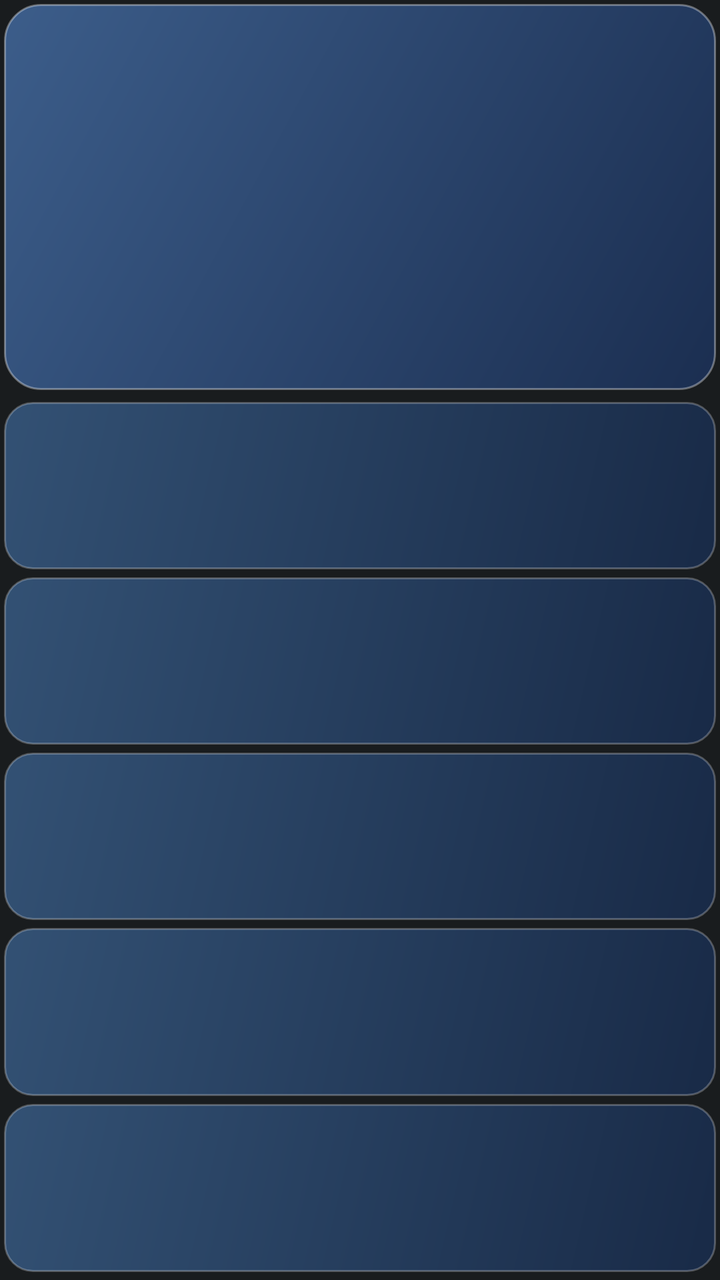
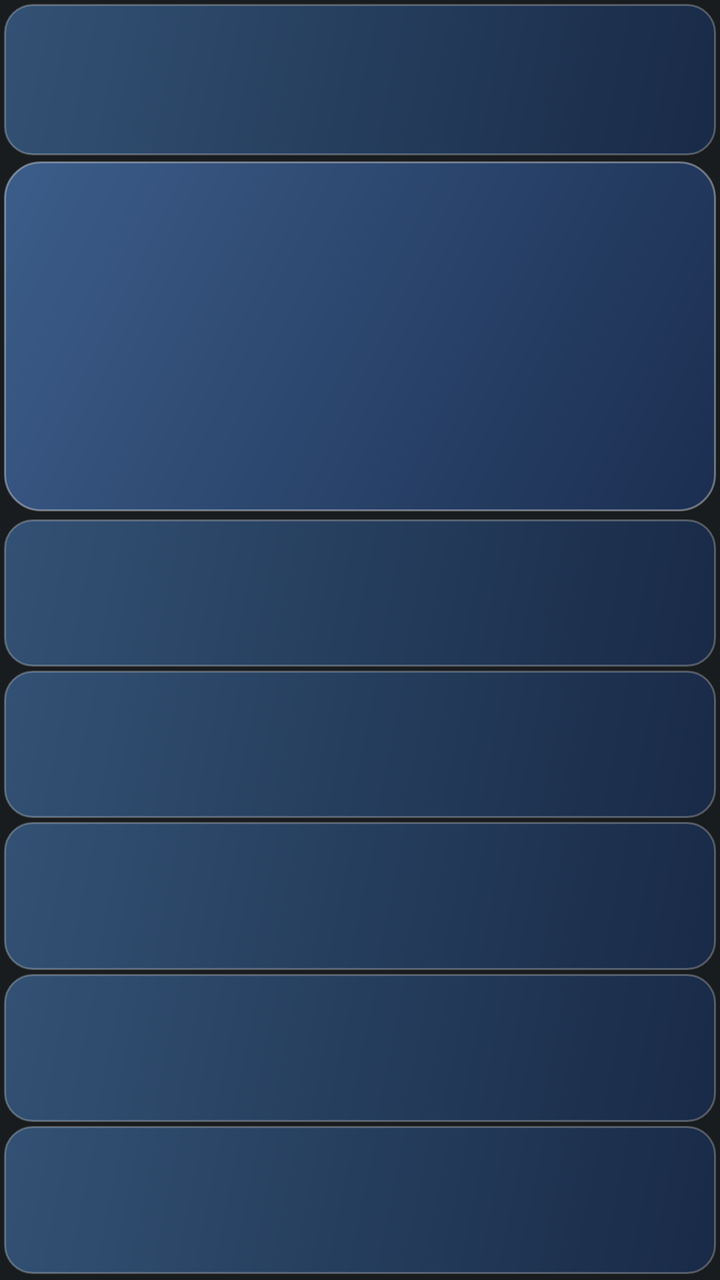

Compare the two renders of this Android layout. The source of the first and the diff that turns it into the second are given below.
<!-- AndroidManifest.xml: application theme android:Theme.DeviceDefault.NoActionBar -->
<!-- res/layout/widget_namaz.xml -->
<?xml version="1.0" encoding="utf-8"?>
<LinearLayout xmlns:android="http://schemas.android.com/apk/res/android"
    android:id="@+id/w_root"
    android:layout_width="match_parent"
    android:layout_height="match_parent"
    android:background="@drawable/widget_bg"
    android:orientation="vertical"
    android:padding="2dp">

    
    <LinearLayout
        android:id="@+id/w_card"
        android:layout_width="match_parent"
        android:layout_height="0dp"
        android:layout_marginBottom="4dp"
        android:layout_weight="2.2"
        android:background="@drawable/glass_card"
        android:gravity="center"
        android:orientation="vertical"
        android:padding="6dp">

        <TextView
            android:id="@+id/w_label"
            android:layout_width="wrap_content"
            android:layout_height="wrap_content"
            android:fontFamily="sans-serif"
            android:includeFontPadding="false"
            android:maxLines="1"
            android:textColor="#FFFFFF"
            android:textSize="12sp"
            android:textStyle="bold" />

        <TextView
            android:id="@+id/w_countdown"
            android:layout_width="wrap_content"
            android:layout_height="wrap_content"
            android:layout_marginTop="2dp"
            android:fontFamily="sans-serif"
            android:gravity="center"
            android:includeFontPadding="false"
            android:maxLines="2"
            android:textColor="#FFFFFF"
            android:textSize="30sp"
            android:textStyle="bold" />
    </LinearLayout>

    
    <LinearLayout
        android:layout_width="match_parent"
        android:layout_height="0dp"
        android:layout_weight="5"
        android:orientation="vertical">

        <LinearLayout
            android:id="@+id/p0"
            android:layout_width="match_parent"
            android:layout_height="0dp"
            android:layout_marginTop="2dp"
            android:layout_marginBottom="2dp"
            android:layout_weight="1"
            android:background="@drawable/glass_tile"
            android:gravity="center_vertical"
            android:orientation="horizontal"
            android:paddingStart="8dp"
            android:paddingEnd="8dp">

            <TextView
                android:id="@+id/p0_name"
                android:layout_width="0dp"
                android:layout_height="wrap_content"
                android:layout_weight="1"
                android:fontFamily="sans-serif"
                android:includeFontPadding="false"
                android:maxLines="1"
                android:textColor="#E3ECF7"
                android:textSize="14sp"
                android:textStyle="bold" />

            <TextView
                android:id="@+id/p0_time"
                android:layout_width="wrap_content"
                android:layout_height="wrap_content"
                android:layout_marginStart="6dp"
                android:fontFamily="sans-serif"
                android:includeFontPadding="false"
                android:maxLines="1"
                android:textColor="#FFFFFF"
                android:textSize="14sp"
                android:textStyle="bold" />
        </LinearLayout>

        <LinearLayout
            android:id="@+id/p1"
            android:layout_width="match_parent"
            android:layout_height="0dp"
            android:layout_marginTop="2dp"
            android:layout_marginBottom="2dp"
            android:layout_weight="1"
            android:background="@drawable/glass_tile"
            android:gravity="center_vertical"
            android:orientation="horizontal"
            android:paddingStart="8dp"
            android:paddingEnd="8dp">

            <TextView
                android:id="@+id/p1_name"
                android:layout_width="0dp"
                android:layout_height="wrap_content"
                android:layout_weight="1"
                android:fontFamily="sans-serif"
                android:includeFontPadding="false"
                android:maxLines="1"
                android:textColor="#E3ECF7"
                android:textSize="14sp"
                android:textStyle="bold" />

            <TextView
                android:id="@+id/p1_time"
                android:layout_width="wrap_content"
                android:layout_height="wrap_content"
                android:layout_marginStart="6dp"
                android:fontFamily="sans-serif"
                android:includeFontPadding="false"
                android:maxLines="1"
                android:textColor="#FFFFFF"
                android:textSize="14sp"
                android:textStyle="bold" />
        </LinearLayout>

        <LinearLayout
            android:id="@+id/p2"
            android:layout_width="match_parent"
            android:layout_height="0dp"
            android:layout_marginTop="2dp"
            android:layout_marginBottom="2dp"
            android:layout_weight="1"
            android:background="@drawable/glass_tile"
            android:gravity="center_vertical"
            android:orientation="horizontal"
            android:paddingStart="8dp"
            android:paddingEnd="8dp">

            <TextView
                android:id="@+id/p2_name"
                android:layout_width="0dp"
                android:layout_height="wrap_content"
                android:layout_weight="1"
                android:fontFamily="sans-serif"
                android:includeFontPadding="false"
                android:maxLines="1"
                android:textColor="#E3ECF7"
                android:textSize="14sp"
                android:textStyle="bold" />

            <TextView
                android:id="@+id/p2_time"
                android:layout_width="wrap_content"
                android:layout_height="wrap_content"
                android:layout_marginStart="6dp"
                android:fontFamily="sans-serif"
                android:includeFontPadding="false"
                android:maxLines="1"
                android:textColor="#FFFFFF"
                android:textSize="14sp"
                android:textStyle="bold" />
        </LinearLayout>

        <LinearLayout
            android:id="@+id/p3"
            android:layout_width="match_parent"
            android:layout_height="0dp"
            android:layout_marginTop="2dp"
            android:layout_marginBottom="2dp"
            android:layout_weight="1"
            android:background="@drawable/glass_tile"
            android:gravity="center_vertical"
            android:orientation="horizontal"
            android:paddingStart="8dp"
            android:paddingEnd="8dp">

            <TextView
                android:id="@+id/p3_name"
                android:layout_width="0dp"
                android:layout_height="wrap_content"
                android:layout_weight="1"
                android:fontFamily="sans-serif"
                android:includeFontPadding="false"
                android:maxLines="1"
                android:textColor="#E3ECF7"
                android:textSize="14sp"
                android:textStyle="bold" />

            <TextView
                android:id="@+id/p3_time"
                android:layout_width="wrap_content"
                android:layout_height="wrap_content"
                android:layout_marginStart="6dp"
                android:fontFamily="sans-serif"
                android:includeFontPadding="false"
                android:maxLines="1"
                android:textColor="#FFFFFF"
                android:textSize="14sp"
                android:textStyle="bold" />
        </LinearLayout>

        <LinearLayout
            android:id="@+id/p4"
            android:layout_width="match_parent"
            android:layout_height="0dp"
            android:layout_marginTop="2dp"
            android:layout_marginBottom="2dp"
            android:layout_weight="1"
            android:background="@drawable/glass_tile"
            android:gravity="center_vertical"
            android:orientation="horizontal"
            android:paddingStart="8dp"
            android:paddingEnd="8dp">

            <TextView
                android:id="@+id/p4_name"
                android:layout_width="0dp"
                android:layout_height="wrap_content"
                android:layout_weight="1"
                android:fontFamily="sans-serif"
                android:includeFontPadding="false"
                android:maxLines="1"
                android:textColor="#E3ECF7"
                android:textSize="14sp"
                android:textStyle="bold" />

            <TextView
                android:id="@+id/p4_time"
                android:layout_width="wrap_content"
                android:layout_height="wrap_content"
                android:layout_marginStart="6dp"
                android:fontFamily="sans-serif"
                android:includeFontPadding="false"
                android:maxLines="1"
                android:textColor="#FFFFFF"
                android:textSize="14sp"
                android:textStyle="bold" />
        </LinearLayout>
    </LinearLayout>
</LinearLayout>
<!-- resources referenced by this layout -->
<resources>
  <!-- drawable glass_card (drawable) -->
  <?xml version="1.0" encoding="utf-8"?>
  <shape xmlns:android="http://schemas.android.com/apk/res/android" android:shape="rectangle">
      <gradient
          android:angle="315"
          android:startColor="#B34A78B8"
          android:endColor="#B31B3566" />
      <stroke android:width="1dp" android:color="#59FFFFFF" />
      <corners android:radius="18dp" />
  </shape>
  <!-- drawable glass_tile (drawable) -->
  <?xml version="1.0" encoding="utf-8"?>
  <shape xmlns:android="http://schemas.android.com/apk/res/android" android:shape="rectangle">
      <gradient
          android:angle="315"
          android:startColor="#994473AD"
          android:endColor="#99183262" />
      <stroke android:width="1dp" android:color="#40FFFFFF" />
      <corners android:radius="14dp" />
  </shape>
  <!-- drawable widget_bg (drawable) -->
  <?xml version="1.0" encoding="utf-8"?>
  <shape xmlns:android="http://schemas.android.com/apk/res/android" android:shape="rectangle">
      <solid android:color="#00000000" />
  </shape>
</resources>

<!-- the commit's change to res/layout/widget_namaz.xml (unified diff, before → after) -->
@@ -9,15 +9,40 @@
 
     
     <LinearLayout
+        android:id="@+id/w_clock_box"
+        android:layout_width="match_parent"
+        android:layout_height="0dp"
+        android:layout_marginBottom="3dp"
+        android:layout_weight="1.3"
+        android:background="@drawable/glass_tile"
+        android:gravity="center"
+        android:orientation="vertical"
+        android:paddingStart="2dp"
+        android:paddingEnd="2dp">
+
+        <TextView
+            android:id="@+id/w_clock"
+            android:layout_width="wrap_content"
+            android:layout_height="wrap_content"
+            android:fontFamily="sans-serif"
+            android:includeFontPadding="false"
+            android:maxLines="1"
+            android:textColor="#FFFFFF"
+            android:textSize="16sp"
+            android:textStyle="bold" />
+    </LinearLayout>
+
+    
+    <LinearLayout
         android:id="@+id/w_card"
         android:layout_width="match_parent"
         android:layout_height="0dp"
-        android:layout_marginBottom="4dp"
-        android:layout_weight="2.2"
+        android:layout_marginBottom="3dp"
+        android:layout_weight="3"
         android:background="@drawable/glass_card"
         android:gravity="center"
         android:orientation="vertical"
-        android:padding="6dp">
+        android:padding="4dp">
 
         <TextView
             android:id="@+id/w_label"
@@ -27,7 +52,7 @@
             android:includeFontPadding="false"
             android:maxLines="1"
             android:textColor="#FFFFFF"
-            android:textSize="12sp"
+            android:textSize="10sp"
             android:textStyle="bold" />
 
         <TextView
@@ -40,7 +65,7 @@
             android:includeFontPadding="false"
             android:maxLines="2"
             android:textColor="#FFFFFF"
-            android:textSize="30sp"
+            android:textSize="16sp"
             android:textStyle="bold" />
     </LinearLayout>
 
@@ -48,39 +73,37 @@
     <LinearLayout
         android:layout_width="match_parent"
         android:layout_height="0dp"
-        android:layout_weight="5"
+        android:layout_weight="6.5"
         android:orientation="vertical">
 
         <LinearLayout
             android:id="@+id/p0"
             android:layout_width="match_parent"
             android:layout_height="0dp"
-            android:layout_marginTop="2dp"
-            android:layout_marginBottom="2dp"
-            android:layout_weight="1"
-            android:background="@drawable/glass_tile"
-            android:gravity="center_vertical"
-            android:orientation="horizontal"
-            android:paddingStart="8dp"
-            android:paddingEnd="8dp">
+            android:layout_marginTop="1dp"
+            android:layout_marginBottom="1dp"
+            android:layout_weight="1"
+            android:background="@drawable/glass_tile"
+            android:gravity="center"
+            android:orientation="vertical"
+            android:paddingStart="2dp"
+            android:paddingEnd="2dp">
 
             <TextView
                 android:id="@+id/p0_name"
-                android:layout_width="0dp"
-                android:layout_height="wrap_content"
-                android:layout_weight="1"
-                android:fontFamily="sans-serif"
-                android:includeFontPadding="false"
-                android:maxLines="1"
-                android:textColor="#E3ECF7"
-                android:textSize="14sp"
+                android:layout_width="wrap_content"
+                android:layout_height="wrap_content"
+                android:fontFamily="sans-serif"
+                android:includeFontPadding="false"
+                android:maxLines="1"
+                android:textColor="#E3ECF7"
+                android:textSize="10sp"
                 android:textStyle="bold" />
 
             <TextView
                 android:id="@+id/p0_time"
                 android:layout_width="wrap_content"
                 android:layout_height="wrap_content"
-                android:layout_marginStart="6dp"
                 android:fontFamily="sans-serif"
                 android:includeFontPadding="false"
                 android:maxLines="1"
@@ -93,32 +116,30 @@
             android:id="@+id/p1"
             android:layout_width="match_parent"
             android:layout_height="0dp"
-            android:layout_marginTop="2dp"
-            android:layout_marginBottom="2dp"
-            android:layout_weight="1"
-            android:background="@drawable/glass_tile"
-            android:gravity="center_vertical"
-            android:orientation="horizontal"
-            android:paddingStart="8dp"
-            android:paddingEnd="8dp">
+            android:layout_marginTop="1dp"
+            android:layout_marginBottom="1dp"
+            android:layout_weight="1"
+            android:background="@drawable/glass_tile"
+            android:gravity="center"
+            android:orientation="vertical"
+            android:paddingStart="2dp"
+            android:paddingEnd="2dp">
 
             <TextView
                 android:id="@+id/p1_name"
-                android:layout_width="0dp"
-                android:layout_height="wrap_content"
-                android:layout_weight="1"
-                android:fontFamily="sans-serif"
-                android:includeFontPadding="false"
-                android:maxLines="1"
-                android:textColor="#E3ECF7"
-                android:textSize="14sp"
+                android:layout_width="wrap_content"
+                android:layout_height="wrap_content"
+                android:fontFamily="sans-serif"
+                android:includeFontPadding="false"
+                android:maxLines="1"
+                android:textColor="#E3ECF7"
+                android:textSize="10sp"
                 android:textStyle="bold" />
 
             <TextView
                 android:id="@+id/p1_time"
                 android:layout_width="wrap_content"
                 android:layout_height="wrap_content"
-                android:layout_marginStart="6dp"
                 android:fontFamily="sans-serif"
                 android:includeFontPadding="false"
                 android:maxLines="1"
@@ -131,32 +152,30 @@
             android:id="@+id/p2"
             android:layout_width="match_parent"
             android:layout_height="0dp"
-            android:layout_marginTop="2dp"
-            android:layout_marginBottom="2dp"
-            android:layout_weight="1"
-            android:background="@drawable/glass_tile"
-            android:gravity="center_vertical"
-            android:orientation="horizontal"
-            android:paddingStart="8dp"
-            android:paddingEnd="8dp">
+            android:layout_marginTop="1dp"
+            android:layout_marginBottom="1dp"
+            android:layout_weight="1"
+            android:background="@drawable/glass_tile"
+            android:gravity="center"
+            android:orientation="vertical"
+            android:paddingStart="2dp"
+            android:paddingEnd="2dp">
 
             <TextView
                 android:id="@+id/p2_name"
-                android:layout_width="0dp"
-                android:layout_height="wrap_content"
-                android:layout_weight="1"
-                android:fontFamily="sans-serif"
-                android:includeFontPadding="false"
-                android:maxLines="1"
-                android:textColor="#E3ECF7"
-                android:textSize="14sp"
+                android:layout_width="wrap_content"
+                android:layout_height="wrap_content"
+                android:fontFamily="sans-serif"
+                android:includeFontPadding="false"
+                android:maxLines="1"
+                android:textColor="#E3ECF7"
+                android:textSize="10sp"
                 android:textStyle="bold" />
 
             <TextView
                 android:id="@+id/p2_time"
                 android:layout_width="wrap_content"
                 android:layout_height="wrap_content"
-                android:layout_marginStart="6dp"
                 android:fontFamily="sans-serif"
                 android:includeFontPadding="false"
                 android:maxLines="1"
@@ -169,32 +188,30 @@
             android:id="@+id/p3"
             android:layout_width="match_parent"
             android:layout_height="0dp"
-            android:layout_marginTop="2dp"
-            android:layout_marginBottom="2dp"
-            android:layout_weight="1"
-            android:background="@drawable/glass_tile"
-            android:gravity="center_vertical"
-            android:orientation="horizontal"
-            android:paddingStart="8dp"
-            android:paddingEnd="8dp">
+            android:layout_marginTop="1dp"
+            android:layout_marginBottom="1dp"
+            android:layout_weight="1"
+            android:background="@drawable/glass_tile"
+            android:gravity="center"
+            android:orientation="vertical"
+            android:paddingStart="2dp"
+            android:paddingEnd="2dp">
 
             <TextView
                 android:id="@+id/p3_name"
-                android:layout_width="0dp"
-                android:layout_height="wrap_content"
-                android:layout_weight="1"
-                android:fontFamily="sans-serif"
-                android:includeFontPadding="false"
-                android:maxLines="1"
-                android:textColor="#E3ECF7"
-                android:textSize="14sp"
+                android:layout_width="wrap_content"
+                android:layout_height="wrap_content"
+                android:fontFamily="sans-serif"
+                android:includeFontPadding="false"
+                android:maxLines="1"
+                android:textColor="#E3ECF7"
+                android:textSize="10sp"
                 android:textStyle="bold" />
 
             <TextView
                 android:id="@+id/p3_time"
                 android:layout_width="wrap_content"
                 android:layout_height="wrap_content"
-                android:layout_marginStart="6dp"
                 android:fontFamily="sans-serif"
                 android:includeFontPadding="false"
                 android:maxLines="1"
@@ -207,32 +224,30 @@
             android:id="@+id/p4"
             android:layout_width="match_parent"
             android:layout_height="0dp"
-            android:layout_marginTop="2dp"
-            android:layout_marginBottom="2dp"
-            android:layout_weight="1"
-            android:background="@drawable/glass_tile"
-            android:gravity="center_vertical"
-            android:orientation="horizontal"
-            android:paddingStart="8dp"
-            android:paddingEnd="8dp">
+            android:layout_marginTop="1dp"
+            android:layout_marginBottom="1dp"
+            android:layout_weight="1"
+            android:background="@drawable/glass_tile"
+            android:gravity="center"
+            android:orientation="vertical"
+            android:paddingStart="2dp"
+            android:paddingEnd="2dp">
 
             <TextView
                 android:id="@+id/p4_name"
-                android:layout_width="0dp"
-                android:layout_height="wrap_content"
-                android:layout_weight="1"
-                android:fontFamily="sans-serif"
-                android:includeFontPadding="false"
-                android:maxLines="1"
-                android:textColor="#E3ECF7"
-                android:textSize="14sp"
+                android:layout_width="wrap_content"
+                android:layout_height="wrap_content"
+                android:fontFamily="sans-serif"
+                android:includeFontPadding="false"
+                android:maxLines="1"
+                android:textColor="#E3ECF7"
+                android:textSize="10sp"
                 android:textStyle="bold" />
 
             <TextView
                 android:id="@+id/p4_time"
                 android:layout_width="wrap_content"
                 android:layout_height="wrap_content"
-                android:layout_marginStart="6dp"
                 android:fontFamily="sans-serif"
                 android:includeFontPadding="false"
                 android:maxLines="1"
